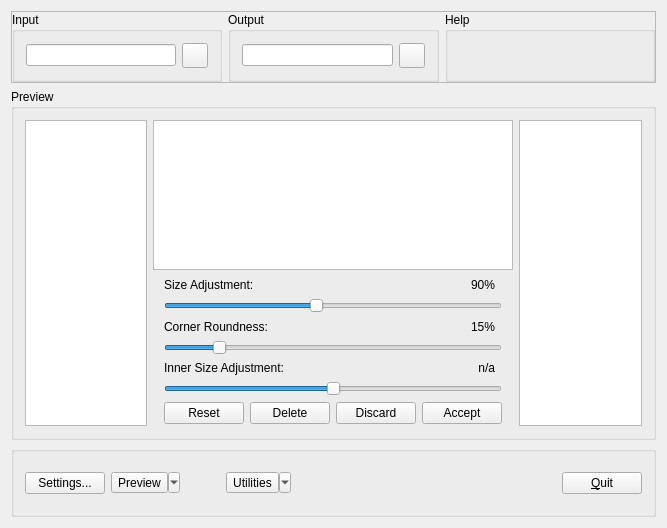
This is gerberstencilgenerator.ui in tobiasvogel/GerberStencilGenerator as Qt 5 draws it before an edit. The edited form follows.
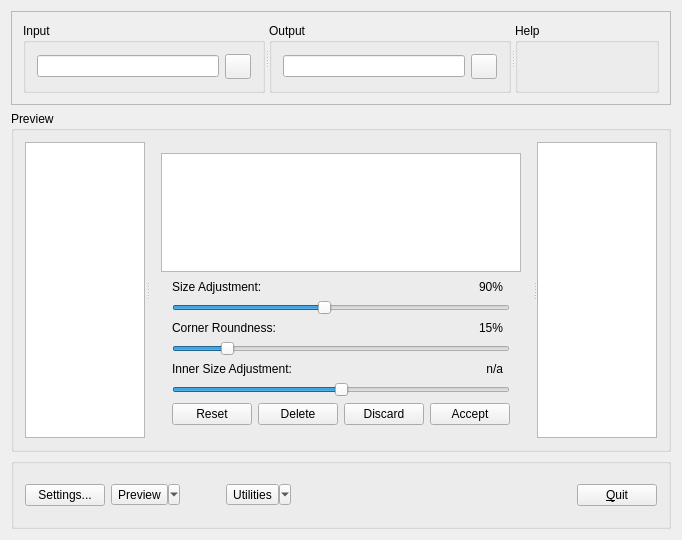
This is the edited form. Icons and pictures are not drawn. Custom widgets are drawn as their Qt base class.

The edit to the form file:
```diff
--- a/gerberstencilgenerator.ui
+++ b/gerberstencilgenerator.ui
@@ -7,7 +7,7 @@
     <x>0</x>
     <y>0</y>
     <width>667</width>
-    <height>528</height>
+    <height>540</height>
    </rect>
   </property>
   <property name="windowTitle">
@@ -16,16 +16,22 @@
   <layout class="QVBoxLayout" name="verticalLayout_2">
    <item>
     <widget class="QFrame" name="frame">
+     <property name="sizePolicy">
+      <sizepolicy hsizetype="Preferred" vsizetype="Preferred">
+       <horstretch>0</horstretch>
+       <verstretch>0</verstretch>
+      </sizepolicy>
+     </property>
      <property name="minimumSize">
       <size>
        <width>0</width>
-       <height>72</height>
+       <height>60</height>
       </size>
      </property>
      <property name="maximumSize">
       <size>
        <width>16777215</width>
-       <height>72</height>
+       <height>94</height>
       </size>
      </property>
      <property name="frameShape">
@@ -34,21 +40,22 @@
      <property name="frameShadow">
       <enum>QFrame::Raised</enum>
      </property>
-     <layout class="QHBoxLayout" name="horizontalLayout">
-      <property name="leftMargin">
-       <number>0</number>
-      </property>
-      <property name="topMargin">
-       <number>0</number>
-      </property>
-      <property name="rightMargin">
-       <number>0</number>
-      </property>
-      <property name="bottomMargin">
-       <number>0</number>
-      </property>
+     <layout class="QVBoxLayout" name="verticalLayout_3">
       <item>
-       <widget class="QGroupBox" name="groupBox">
+       <widget class="QSplitter" name="splitter_2">
+        <property name="styleSheet">
+         <string notr="true">QSplitter::handle { background-image: url(':res/splitter'); background-repeat: no-repeat; background-position: center center; }</string>
+        </property>
+        <property name="orientation">
+         <enum>Qt::Horizontal</enum>
+        </property>
+        <property name="opaqueResize">
+         <bool>false</bool>
+        </property>
+        <property name="childrenCollapsible">
+         <bool>false</bool>
+        </property>
+        <widget class="QGroupBox" name="inputGroupBox">
         <property name="sizePolicy">
          <sizepolicy hsizetype="Expanding" vsizetype="Expanding">
           <horstretch>0</horstretch>
@@ -81,9 +88,7 @@
          </item>
         </layout>
        </widget>
-      </item>
-      <item>
-       <widget class="QGroupBox" name="groupBox_3">
+        <widget class="QGroupBox" name="outputGroupBox">
         <property name="sizePolicy">
          <sizepolicy hsizetype="Expanding" vsizetype="MinimumExpanding">
           <horstretch>0</horstretch>
@@ -116,9 +121,7 @@
          </item>
         </layout>
        </widget>
-      </item>
-      <item>
-       <widget class="QGroupBox" name="groupBox_4">
+        <widget class="QGroupBox" name="helpGroupBox">
         <property name="sizePolicy">
          <sizepolicy hsizetype="Expanding" vsizetype="Expanding">
           <horstretch>0</horstretch>
@@ -129,6 +132,7 @@
          <string>Help</string>
         </property>
        </widget>
+       </widget>
       </item>
      </layout>
     </widget>
@@ -138,14 +142,42 @@
      <property name="title">
       <string>Preview</string>
      </property>
-     <layout class="QHBoxLayout" name="horizontalLayout_2">
+     <layout class="QVBoxLayout" name="verticalLayout">
       <item>
-       <widget class="apertureListWidget" name="apertureList"/>
-      </item>
-      <item>
-       <layout class="QVBoxLayout" name="verticalLayout_3">
+       <widget class="QSplitter" name="splitter">
+        <property name="styleSheet">
+         <string notr="true">QSplitter::handle { background-image: url(':res/splitter'); background-repeat: no-repeat; background-position: center center; }</string>
+        </property>
+        <property name="orientation">
+         <enum>Qt::Horizontal</enum>
+        </property>
+        <property name="opaqueResize">
+         <bool>false</bool>
+        </property>
+        <property name="handleWidth">
+         <number>5</number>
+        </property>
+        <property name="childrenCollapsible">
+         <bool>false</bool>
+        </property>
+        <widget class="apertureListWidget" name="apertureList">
+         <property name="minimumSize">
+          <size>
+           <width>120</width>
+           <height>0</height>
+          </size>
+         </property>
+        </widget>
+        <widget class="QWidget" name="layoutWidget">
+         <layout class="QVBoxLayout" name="apertureControlsLayout">
         <item>
          <widget class="apertureEditView" name="apertureGraphicsView">
+            <property name="minimumSize">
+             <size>
+              <width>300</width>
+              <height>0</height>
+             </size>
+            </property>
           <property name="verticalScrollBarPolicy">
            <enum>Qt::ScrollBarAlwaysOff</enum>
           </property>
@@ -422,9 +454,16 @@
          </widget>
         </item>
        </layout>
-      </item>
-      <item>
-       <widget class="QGraphicsView" name="gerberPreviewGView"/>
+        </widget>
+        <widget class="QGraphicsView" name="gerberPreviewGView">
+         <property name="minimumSize">
+          <size>
+           <width>120</width>
+           <height>0</height>
+          </size>
+         </property>
+        </widget>
+       </widget>
       </item>
      </layout>
     </widget>
```
Left out of the diff: 2 changed lines with no effect on the pictures. Lines whose indentation alone changed are shown as unchanged.
